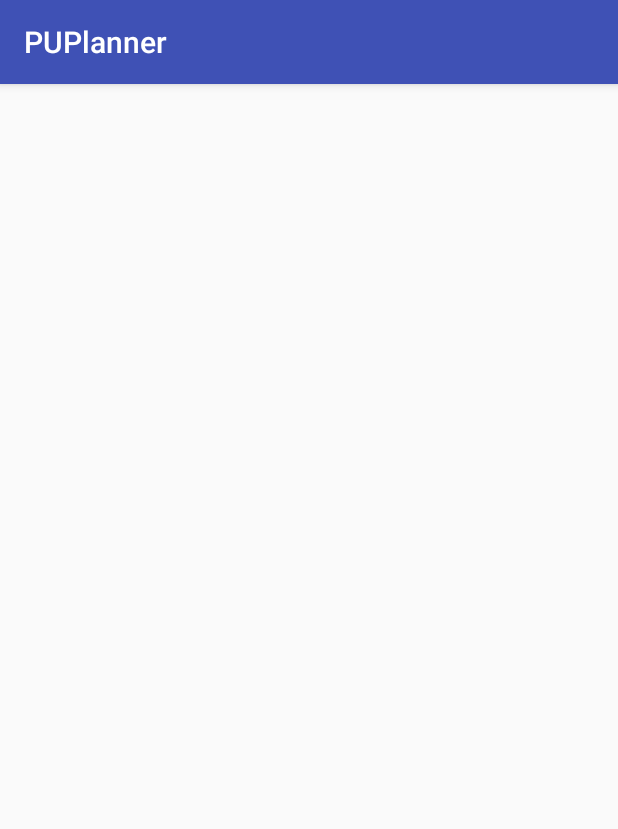
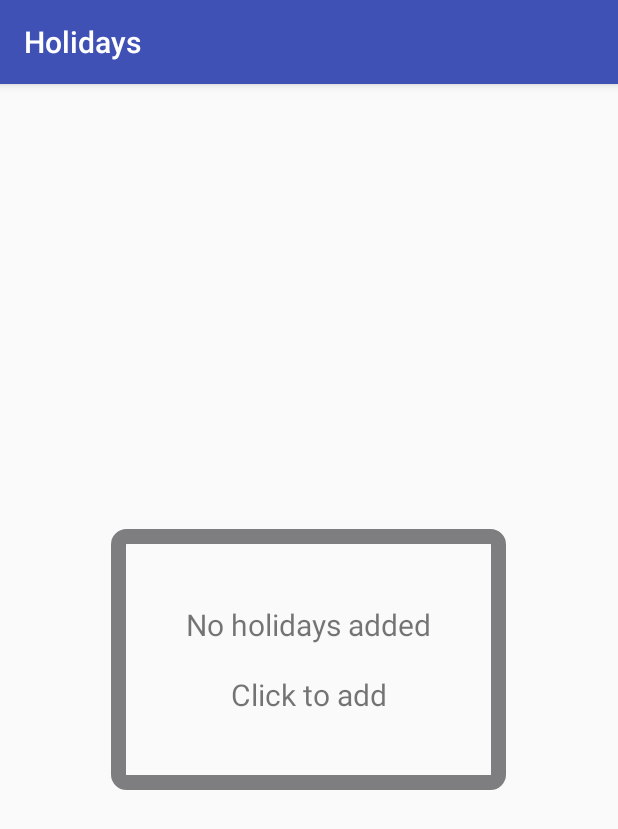
Before and after one commit to prash1410/PUPlanner, an Android app: the fragment HolidaysFragment shown on its own in the app's theme, on a phone screen of 412 x 824 dp. Shown: the top 829 px of the screen. Run offline under Robolectric (Android 15) with nearby library versions, the phone set to English and light mode, and no system bars; plain views replace ProgressWheel.

Commit message:
Another commit

```diff
--- a/app/src/main/AndroidManifest.xml
+++ b/app/src/main/AndroidManifest.xml
@@ -25,6 +25,7 @@
                 <category android:name="android.intent.category.LAUNCHER" />
             </intent-filter>
         </activity>
+        <activity android:name=".CreateEditHoliday"/>
         <activity android:name=".Walkthrough">
             <intent-filter>
                 <action android:name="android.intent.action.MAIN" />
--- /dev/null
+++ b/app/src/main/java/com/puchd/puplanner/HolidaysDatabase.java
@@ -0,0 +1,44 @@
+package com.puchd.puplanner;
+
+
+import android.content.Context;
+import android.database.Cursor;
+import android.database.sqlite.SQLiteDatabase;
+import android.database.sqlite.SQLiteOpenHelper;
+
+public class HolidaysDatabase extends SQLiteOpenHelper
+{
+    public HolidaysDatabase(Context context)
+    {
+        super(context,"HolidaysBase",null,1);
+        SQLiteDatabase database;
+        database = context.openOrCreateDatabase("HolidaysBase",SQLiteDatabase.CREATE_IF_NECESSARY,null);
+        String query1 = "DROP TABLE IF EXISTS HOLIDAYS";
+        database.execSQL(query1);
+        String query = "CREATE TABLE IF NOT EXISTS Holidays(Day INTEGER, Month INTEGER, YEAR Integer, Title VARCHAR, Description VARCHAR)";
+        database.execSQL(query);
+        database.close();
+    }
+
+    public boolean NoHolidaysAdded()
+    {
+        SQLiteDatabase sqLiteDatabase = this.getReadableDatabase();
+        String query = "SELECT * FROM Holidays";
+        Cursor cursor = sqLiteDatabase.rawQuery(query,null);
+        Integer Count = cursor.getCount();
+        cursor.close();
+        sqLiteDatabase.close();
+        return Count < 1;
+    }
+
+    @Override
+    public void onCreate(SQLiteDatabase db)
+    {
+
+    }
+
+    @Override
+    public void onUpgrade(SQLiteDatabase db, int oldVersion, int newVersion) {
+
+    }
+}
--- a/app/src/main/java/com/puchd/puplanner/HolidaysFragment.java
+++ b/app/src/main/java/com/puchd/puplanner/HolidaysFragment.java
@@ -1,17 +1,42 @@
 package com.puchd.puplanner;
 
-import android.app.Fragment;
+import android.content.Intent;
 import android.os.Bundle;
 import android.support.annotation.Nullable;
 import android.view.LayoutInflater;
 import android.view.View;
 import android.view.ViewGroup;
+import android.widget.TextView;
+import android.widget.Toast;
 
 public class HolidaysFragment extends android.support.v4.app.Fragment
 {
+    HolidaysDatabase holidaysDatabase;
     @Override
     public View onCreateView(LayoutInflater inflater, @Nullable ViewGroup container, @Nullable Bundle savedInstanceState)
     {
-        return inflater.inflate(R.layout.fragment_attendance, container, false);
+        holidaysDatabase = new HolidaysDatabase(getActivity());
+        View view = inflater.inflate(R.layout.fragment_holidays, container, false);
+        if(holidaysDatabase.NoHolidaysAdded())
+        {
+            TextView NoHolidaysTextView = (TextView)view.findViewById(R.id.NoHolidaysTextView);
+            NoHolidaysTextView.setVisibility(View.VISIBLE);
+            NoHolidaysTextView.setOnClickListener(new View.OnClickListener()
+            {
+                @Override
+                public void onClick(View v)
+                {
+                    startActivity(new Intent(getActivity(),CreateEditHoliday.class));
+                }
+            });
+        }
+        return view;
+    }
+
+    @Override
+    public void onViewCreated(final View view, @Nullable Bundle savedInstanceState)
+    {
+        super.onViewCreated(view, savedInstanceState);
+        getActivity().setTitle("Holidays");
     }
 }
--- a/app/src/main/java/com/puchd/puplanner/MainActivity.java
+++ b/app/src/main/java/com/puchd/puplanner/MainActivity.java
@@ -237,6 +237,12 @@ public class MainActivity extends AppCompatActivity implements NavigationView.On
                 //if(navigationView.getMenu().getItem(3)!=null)navigationView.getMenu().getItem(3).setChecked(false);
                 fragment = new HomeFragment();
                 break;
+            case R.id.nav_holidays:
+                if(navigationView.getMenu().getItem(1)!=null)navigationView.getMenu().getItem(1).setChecked(false);
+                if(navigationView.getMenu().getItem(2)!=null)navigationView.getMenu().getItem(2).setChecked(false);
+                //if(navigationView.getMenu().getItem(3)!=null)navigationView.getMenu().getItem(3).setChecked(false);
+                fragment = new HolidaysFragment();
+                break;
             case R.id.nav_settings:
                 if(navigationView.getMenu().getItem(1)!=null)navigationView.getMenu().getItem(1).setChecked(false);
                 if(navigationView.getMenu().getItem(2)!=null)navigationView.getMenu().getItem(2).setChecked(false);
--- /dev/null
+++ b/app/src/main/res/drawable/no_holidays.xml
@@ -0,0 +1,15 @@
+<?xml version="1.0" encoding="utf-8"?>
+<shape xmlns:android="http://schemas.android.com/apk/res/android"
+    android:shape="rectangle" >
+
+    <stroke
+        android:width="10dp"
+        android:color="#c0565558" />
+
+    <corners
+        android:bottomLeftRadius="5dp"
+        android:bottomRightRadius="5dp"
+        android:topLeftRadius="5dp"
+        android:topRightRadius="5dp" />
+
+</shape>
--- a/app/src/main/res/layout/fragment_holidays.xml
+++ b/app/src/main/res/layout/fragment_holidays.xml
@@ -2,9 +2,15 @@
 <RelativeLayout xmlns:android="http://schemas.android.com/apk/res/android"
     android:layout_width="match_parent" android:layout_height="match_parent">
     <TextView
+        android:id="@+id/NoHolidaysTextView"
+        android:visibility="gone"
+        android:background="@drawable/no_holidays"
+        android:padding="50dp"
+        android:gravity="center"
+        android:textSize="20sp"
         android:layout_width="wrap_content"
         android:layout_height="wrap_content"
-        android:text="Holidays"
+        android:text="No holidays added\n\nClick to add"
         android:layout_centerInParent="true"/>
 
 </RelativeLayout>
--- a/app/src/main/res/values/styles.xml
+++ b/app/src/main/res/values/styles.xml
@@ -61,4 +61,9 @@
         <item name="android:backgroundDimEnabled">true</item>
     </style>
 
+    <style name="TextLabel" parent="TextAppearance.Design.Hint">
+        <item name="android:textSize">14sp</item>
+        <item name="android:textColor">#3f51b4</item>
+    </style>
+
 </resources>
```
Also changed, not shown: app/src/main/java/com/puchd/puplanner/AboutUs.java (+0 -8 lines), app/src/main/java/com/puchd/puplanner/CreateEditHoliday.java (added, +113 -0 lines), app/src/main/res/anim/scale.xml (added, +10 -0 lines), app/src/main/res/anim/scale_disappear.xml (added, +11 -0 lines), app/src/main/res/drawable/description_background.xml (added, +15 -0 lines), app/src/main/res/layout/create_edit_holiday.xml (added, +120 -0 lines).
